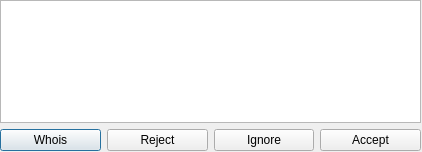
Old version of the form ui/invite_list.ui in the repository gitter-badger/simplechatclient.
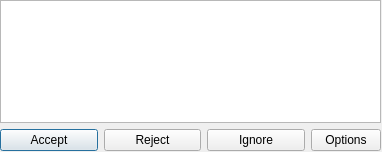
New version of the form.

Commit message: fixed invite list

What changed in the file:
```diff
--- a/ui/invite_list.ui
+++ b/ui/invite_list.ui
@@ -6,19 +6,19 @@
    <rect>
     <x>0</x>
     <y>0</y>
-    <width>422</width>
+    <width>382</width>
     <height>152</height>
    </rect>
   </property>
   <property name="minimumSize">
    <size>
-    <width>422</width>
+    <width>382</width>
     <height>152</height>
    </size>
   </property>
   <property name="maximumSize">
    <size>
-    <width>422</width>
+    <width>382</width>
     <height>152</height>
    </size>
   </property>
@@ -30,7 +30,7 @@
     <rect>
      <x>0</x>
      <y>0</y>
-     <width>421</width>
+     <width>381</width>
      <height>151</height>
     </rect>
    </property>
@@ -45,12 +45,9 @@
     <item>
      <layout class="QHBoxLayout" name="horizontalLayout">
       <item>
-       <widget class="QPushButton" name="pushButton_whois">
+       <widget class="QPushButton" name="pushButton_accept">
         <property name="text">
-         <string>Whois</string>
-        </property>
-        <property name="flat">
-         <bool>false</bool>
+         <string>Accept</string>
         </property>
        </widget>
       </item>
@@ -69,9 +66,27 @@
        </widget>
       </item>
       <item>
-       <widget class="QPushButton" name="pushButton_accept">
+       <widget class="QToolButton" name="toolButton_options">
+        <property name="sizePolicy">
+         <sizepolicy hsizetype="Fixed" vsizetype="Preferred">
+          <horstretch>0</horstretch>
+          <verstretch>0</verstretch>
+         </sizepolicy>
+        </property>
+        <property name="minimumSize">
+         <size>
+          <width>70</width>
+          <height>0</height>
+         </size>
+        </property>
         <property name="text">
-         <string>Accept</string>
+         <string>Options</string>
+        </property>
+        <property name="popupMode">
+         <enum>QToolButton::InstantPopup</enum>
+        </property>
+        <property name="toolButtonStyle">
+         <enum>Qt::ToolButtonTextBesideIcon</enum>
         </property>
        </widget>
       </item>
```
The commit also changes 3 other files.
